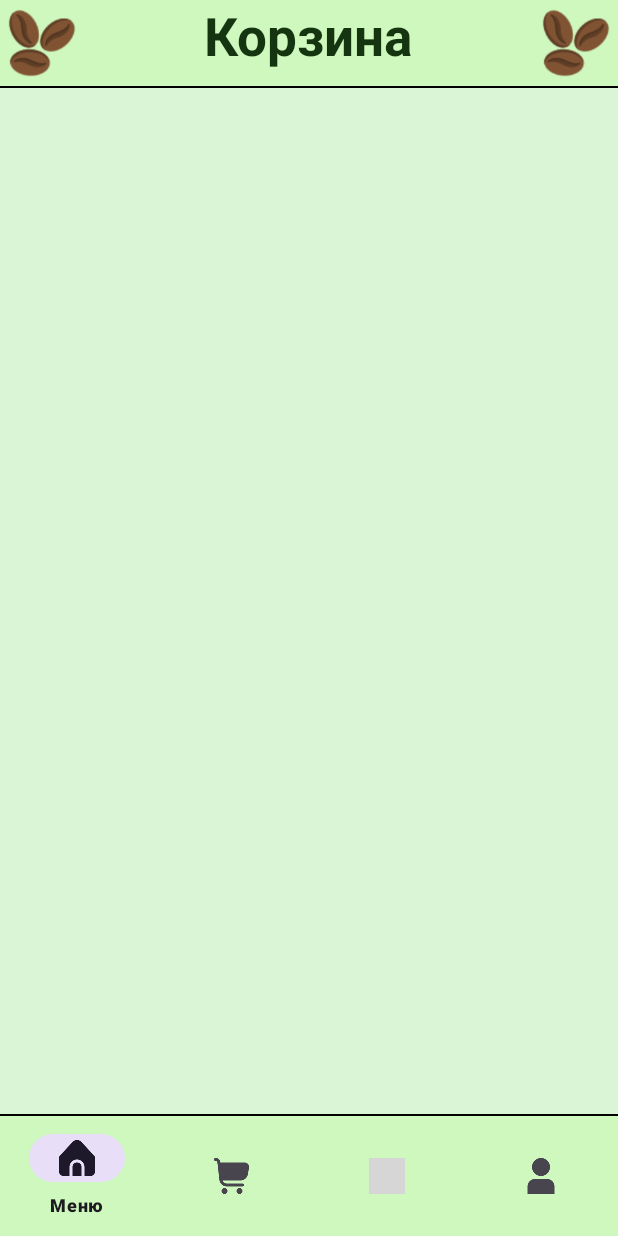
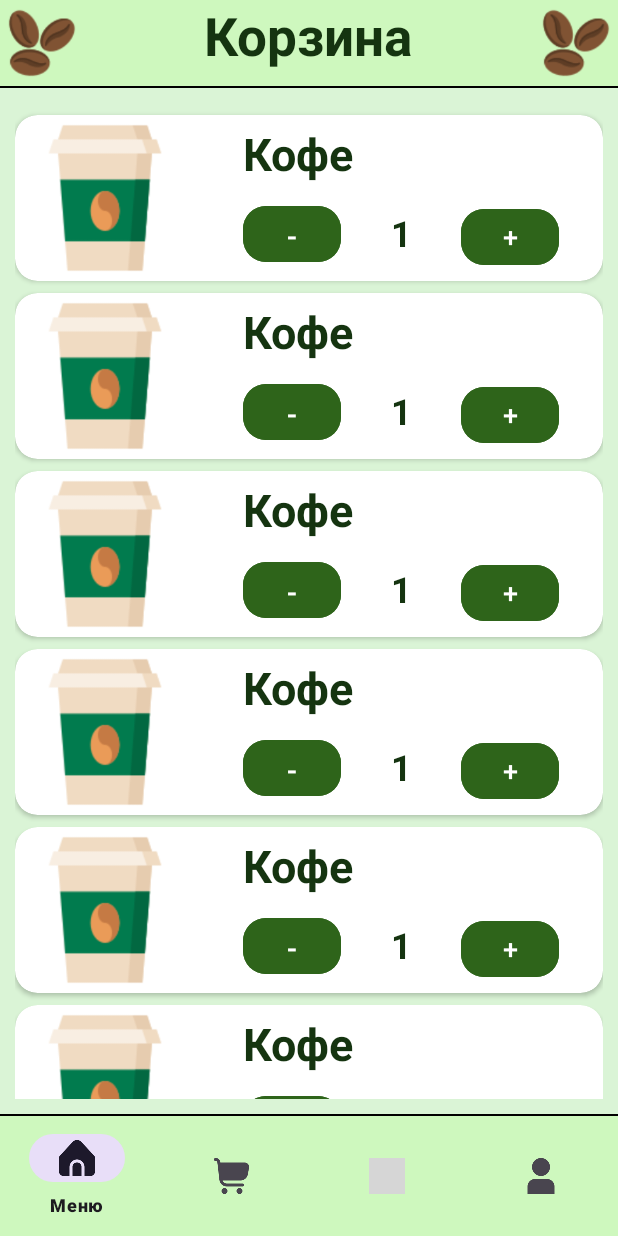
Before and after one commit to kirushaaxd/CoffeeIn_kp, an Android app: the fragment FragmentOrder placed in its activity, on a phone screen of 412 x 824 dp. Run offline under Robolectric (Android 15) with nearby library versions, the phone set to English and light mode, and no system bars; grey boxes are pictures that could not be loaded.

Commit message:
Add orders story (layout full view, layout order and layout order_item)

```diff
--- /dev/null
+++ b/app/src/main/java/com/example/coffeein_kp/AdapterOrders.java
@@ -0,0 +1,98 @@
+package com.example.coffeein_kp;
+
+import android.content.Context;
+import android.view.LayoutInflater;
+import android.view.View;
+import android.view.ViewGroup;
+import android.widget.Button;
+import android.widget.ImageView;
+import android.widget.TextView;
+
+import androidx.cardview.widget.CardView;
+import androidx.recyclerview.widget.RecyclerView;
+
+import com.google.android.material.bottomsheet.BottomSheetDialog;
+
+import java.util.List;
+
+public class AdapterOrders extends RecyclerView.Adapter<AdapterOrders.ViewHolder> {
+    public class ViewHolder extends RecyclerView.ViewHolder {
+        public ImageView dish_img;
+        public TextView name;
+        public Button col_minus;
+        public TextView price;
+        public Button col_plus;
+
+
+
+        public ViewHolder(View itemView) {
+            super(itemView);
+
+            dish_img = (ImageView) itemView.findViewById(R.id.dish_img);
+            name = (TextView) itemView.findViewById(R.id.name);
+            col_minus = (Button) itemView.findViewById(R.id.col_minus);
+            price = (TextView) itemView.findViewById(R.id.price);
+            col_plus = (Button) itemView.findViewById(R.id.col_plus);
+
+        }
+    }
+
+    private List<Object> orders;
+
+    public AdapterOrders(List<Object> orders) {
+        this.orders = orders;
+    }
+
+    @Override
+    public AdapterOrders.ViewHolder onCreateViewHolder(ViewGroup parent, int viewType) {
+        Context context = parent.getContext();
+        LayoutInflater inflater = LayoutInflater.from(context);
+
+        View contactView = inflater.inflate(R.layout.item_order, parent, false);
+
+        AdapterOrders.ViewHolder viewHolder = new AdapterOrders.ViewHolder(contactView);
+        return viewHolder;
+    }
+
+    @Override
+    public void onBindViewHolder(AdapterOrders.ViewHolder holder, int position) {
+        Object dish = orders.get(position);
+
+
+        ImageView dish_img = (ImageView) holder.dish_img;
+
+        TextView name = (TextView) holder.name;
+
+        Button col_minus = (Button) holder.col_minus;
+
+        TextView price = (TextView) holder.price;
+
+        Button col_plus = (Button) holder.col_plus;
+
+
+        col_minus.setOnClickListener(new View.OnClickListener() {
+            @Override
+            public void onClick(View v) {
+                int n = Integer.parseInt(price.getText().toString());
+                if (n > 1){
+                    price.setText((n - 1) + "");
+                }
+            }
+        });
+
+        col_plus.setOnClickListener(new View.OnClickListener() {
+            @Override
+            public void onClick(View v) {
+                int n = Integer.parseInt(price.getText().toString());
+                if (n < 10){
+                    price.setText((n + 1) + "");
+                }
+            }
+        });
+    }
+
+    @Override
+    public int getItemCount() {
+        return orders.size();
+    }
+}
--- a/app/src/main/java/com/example/coffeein_kp/FragmentOrder.java
+++ b/app/src/main/java/com/example/coffeein_kp/FragmentOrder.java
@@ -6,12 +6,22 @@ import android.view.View;
 import android.view.ViewGroup;
 
 import androidx.fragment.app.Fragment;
+import androidx.recyclerview.widget.LinearLayoutManager;
+import androidx.recyclerview.widget.RecyclerView;
 
 public class FragmentOrder extends Fragment {
+    RecyclerView recycler;
+
     @Override
     public View onCreateView(LayoutInflater inflater, ViewGroup container, Bundle savedInstanceState) {
         View v = inflater.inflate(R.layout.fragment_order, container, false);
 
+        recycler = (RecyclerView) v.findViewById(R.id.recycler);
+
+        AdapterOrders adapter = new AdapterOrders(StaticResources.dishes);
+        recycler.setAdapter(adapter);
+        recycler.setLayoutManager(new LinearLayoutManager(getContext()));
+
         return v;
     }
 }
--- a/app/src/main/java/com/example/coffeein_kp/MainActivityApp.java
+++ b/app/src/main/java/com/example/coffeein_kp/MainActivityApp.java
@@ -107,5 +107,10 @@ public class MainActivityApp extends AppCompatActivity {
         StaticResources.coffeeHouses.add("");
         StaticResources.coffeeHouses.add("");
 
+        StaticResources.orders = new ArrayList<>();
+        StaticResources.orders.add("");
+        StaticResources.orders.add("");
+        StaticResources.orders.add("");
+        StaticResources.orders.add("");
     }
 }
--- a/app/src/main/java/com/example/coffeein_kp/StaticResources.java
+++ b/app/src/main/java/com/example/coffeein_kp/StaticResources.java
@@ -5,5 +5,7 @@ import java.util.List;
 public class StaticResources {
     static List<Object> dishes;
     static List<Object> coffeeHouses;
+    static List<Object> orders;
+
 
 }
--- /dev/null
+++ b/app/src/main/res/layout/item_order.xml
@@ -0,0 +1,94 @@
+<?xml version="1.0" encoding="utf-8"?>
+<androidx.cardview.widget.CardView xmlns:android="http://schemas.android.com/apk/res/android"
+    android:layout_width="match_parent"
+    android:layout_height="wrap_content"
+    xmlns:app="http://schemas.android.com/apk/res-auto"
+    android:background="@color/green_lighter"
+    app:cardCornerRadius="15sp"
+    android:layout_marginTop="8sp">
+
+    <LinearLayout
+        android:orientation="horizontal"
+        android:layout_width="match_parent"
+        android:layout_height="match_parent">
+        <ImageView
+            android:id="@+id/dish_img"
+            android:scaleType="centerCrop"
+            android:src="@drawable/app_small"
+            android:layout_marginTop="5sp"
+            android:layout_marginBottom="5sp"
+            android:layout_marginStart="10sp"
+            android:layout_width="100sp"
+            android:layout_height="100sp"/>
+
+        <LinearLayout
+            android:layout_width="wrap_content"
+            android:layout_height="wrap_content"
+            android:layout_weight="1"/>
+
+
+        <LinearLayout
+            android:orientation="vertical"
+            android:layout_width="230sp"
+            android:layout_height="wrap_content"
+            android:layout_marginTop="5sp"
+            android:layout_marginEnd="10sp">
+
+            <com.google.android.material.textview.MaterialTextView
+                android:id="@+id/name"
+                android:layout_width="wrap_content"
+                android:layout_height="wrap_content"
+                android:text="Кофе"
+                android:textSize="30sp"
+                android:textColor="@color/green_dark"
+                android:textStyle="bold"
+                />
+
+            <LinearLayout
+                android:layout_width="wrap_content"
+                android:layout_height="wrap_content"
+                android:orientation="horizontal">
+                <com.google.android.material.button.MaterialButton
+                    android:id="@+id/col_minus"
+                    android:layout_marginTop="10sp"
+                    android:layout_width="65sp"
+                    android:layout_height="45sp"
+                    app:cornerRadius="15sp"
+                    android:textColor="@color/white"
+                    android:text="-"
+                    android:textSize="20sp"
+                    android:backgroundTint="@color/green"
+                    />
+
+                <com.google.android.material.textview.MaterialTextView
+                    android:id="@+id/price"
+                    android:layout_marginTop="10sp"
+                    android:layout_width="80sp"
+                    android:layout_height="45sp"
+                    android:textColor="@color/green_dark"
+                    android:text="1"
+                    android:textStyle="bold"
+                    android:gravity="center"
+                    android:textSize="24sp"
+                    android:backgroundTint="@color/green"
+                    />
+
+                <com.google.android.material.button.MaterialButton
+                    android:id="@+id/col_plus"
+                    android:layout_marginTop="10sp"
+                    android:layout_width="65sp"
+                    android:layout_height="45sp"
+                    app:cornerRadius="15sp"
+                    android:textColor="@color/white"
+                    android:text="+"
+                    android:textSize="18sp"
+                    android:backgroundTint="@color/green"
+                    />
+            </LinearLayout>
+
+
+
+        </LinearLayout>
+    </LinearLayout>
+
+</androidx.cardview.widget.CardView>
```
Also changed, not shown: app/src/main/java/com/example/coffeein_kp/AdapterOrderStory.java (added, +77 -0 lines), app/src/main/java/com/example/coffeein_kp/AdapterOrdersStoryItem.java (added, +66 -0 lines), app/src/main/java/com/example/coffeein_kp/FragmentProfile.java (+20 -0 lines), app/src/main/res/layout/item_help.xml (+9 -6 lines), app/src/main/res/layout/item_order_story.xml (added, +80 -0 lines), app/src/main/res/layout/item_order_story_full.xml (added, +70 -0 lines), app/src/main/res/layout/item_order_story_small.xml (added, +58 -0 lines).
